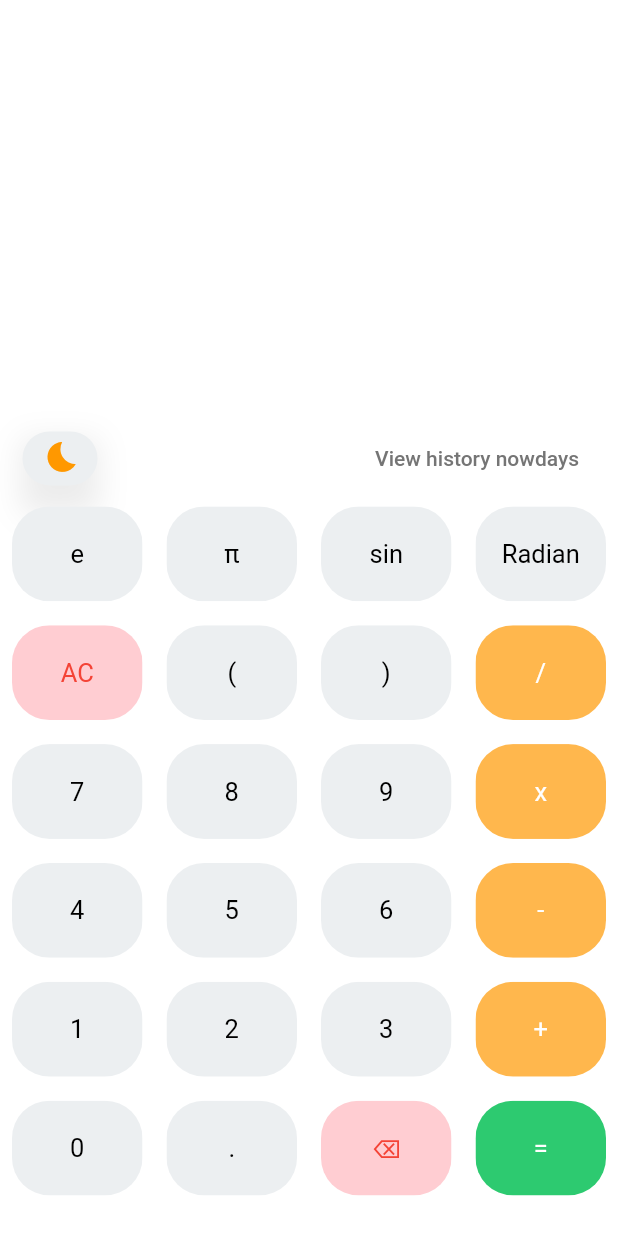
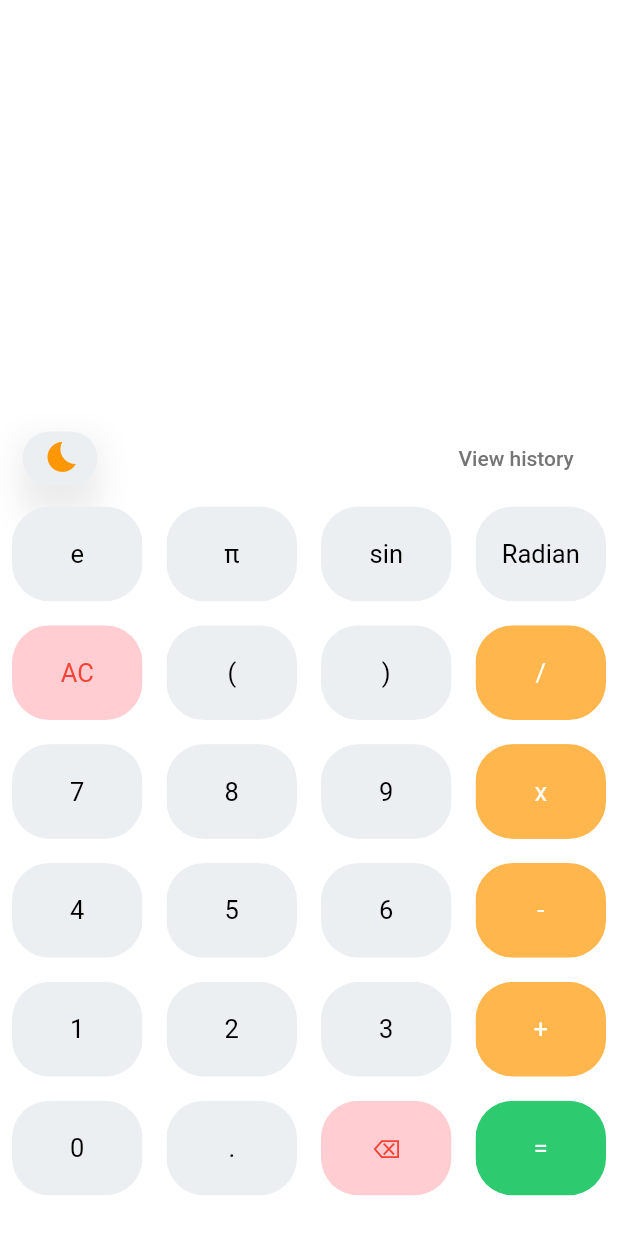
Before and after one commit to bhagirathsinh1/scientific_calsi, a Flutter app: the screen it shows after launch, on a phone screen of 412 x 824 dp. Run offline on Flutter 3.47's test engine with Material 2 defaults, Android fonts, the phone set to English and light mode, and no system bars; our stand-ins replace math_expressions.

```diff
--- a/lib/HomePage.dart
+++ b/lib/HomePage.dart
@@ -15,7 +15,7 @@ class HomePage extends StatefulWidget {
 class _HomePageState extends State<HomePage> {
   var userQuestion = '';
   var userAnswer = '';
-  var viewHistory = 'View history nowdays';
+  var viewHistory = 'View history ';
   var ob = 0;
   var cb = 0;
   var zero = 0;
```
